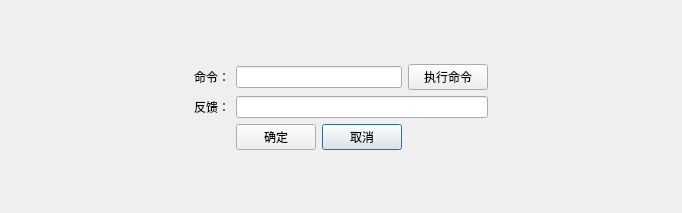
Above: RayimDR/UI/XRayCfgDialog.ui from wangyunfu1996/RayimDR before the change. Below: the same form after it.
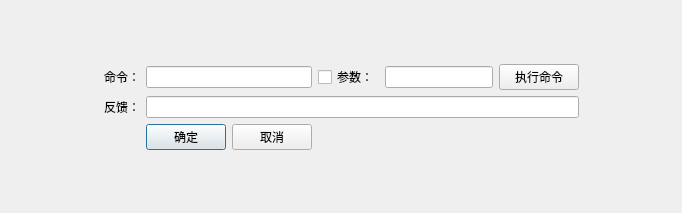
That is the form after the change. Custom widgets are drawn as their Qt base class.

Commit message: 射线源命令下发可传入参数；

```diff
--- a/RayimDR/UI/XRayCfgDialog.ui
+++ b/RayimDR/UI/XRayCfgDialog.ui
@@ -13,7 +13,27 @@
   <property name="windowTitle">
    <string>XRayCfgDialog</string>
   </property>
-  <layout class="QGridLayout" name="gridLayout" columnstretch="0,0,0,0,0,0">
+  <layout class="QGridLayout" name="gridLayout" columnstretch="0,0,0,0,0,0,0,0">
+   <item row="4" column="2">
+    <widget class="ElaPushButton" name="pushButton_confirm">
+     <property name="text">
+      <string>确定</string>
+     </property>
+    </widget>
+   </item>
+   <item row="1" column="0">
+    <spacer name="horizontalSpacer">
+     <property name="orientation">
+      <enum>Qt::Orientation::Horizontal</enum>
+     </property>
+     <property name="sizeHint" stdset="0">
+      <size>
+       <width>40</width>
+       <height>20</height>
+      </size>
+     </property>
+    </spacer>
+   </item>
    <item row="1" column="1">
     <widget class="ElaText" name="label">
      <property name="text">
@@ -21,30 +41,14 @@
      </property>
     </widget>
    </item>
-   <item row="1" column="2" colspan="2">
-    <widget class="ElaLineEdit" name="lineEdit_cmd"/>
-   </item>
-   <item row="3" column="3">
+   <item row="4" column="3">
     <widget class="ElaPushButton" name="pushButton_cancel">
      <property name="text">
       <string>取消</string>
      </property>
     </widget>
    </item>
-   <item row="1" column="0">
-    <spacer name="horizontalSpacer">
-     <property name="orientation">
-      <enum>Qt::Orientation::Horizontal</enum>
-     </property>
-     <property name="sizeHint" stdset="0">
-      <size>
-       <width>40</width>
-       <height>20</height>
-      </size>
-     </property>
-    </spacer>
-   </item>
-   <item row="4" column="1">
+   <item row="5" column="1">
     <spacer name="verticalSpacer_2">
      <property name="orientation">
       <enum>Qt::Orientation::Vertical</enum>
@@ -57,7 +61,21 @@
      </property>
     </spacer>
    </item>
-   <item row="1" column="5">
+   <item row="3" column="1">
+    <widget class="ElaText" name="label_cmdResult">
+     <property name="text">
+      <string>反馈：</string>
+     </property>
+    </widget>
+   </item>
+   <item row="1" column="6">
+    <widget class="ElaPushButton" name="pushButton_docmd">
+     <property name="text">
+      <string>执行命令</string>
+     </property>
+    </widget>
+   </item>
+   <item row="1" column="7">
     <spacer name="horizontalSpacer_2">
      <property name="orientation">
       <enum>Qt::Orientation::Horizontal</enum>
@@ -83,30 +101,22 @@
      </property>
     </spacer>
    </item>
-   <item row="3" column="2">
-    <widget class="ElaPushButton" name="pushButton_confirm">
-     <property name="text">
-      <string>确定</string>
-     </property>
-    </widget>
+   <item row="1" column="2" colspan="2">
+    <widget class="ElaLineEdit" name="lineEdit_cmd"/>
    </item>
-   <item row="1" column="4">
-    <widget class="ElaPushButton" name="pushButton_docmd">
-     <property name="text">
-      <string>执行命令</string>
-     </property>
-    </widget>
-   </item>
-   <item row="2" column="1">
-    <widget class="ElaText" name="label_cmdResult">
-     <property name="text">
-      <string>反馈：</string>
-     </property>
-    </widget>
-   </item>
-   <item row="2" column="2" colspan="3">
+   <item row="3" column="2" colspan="5">
     <widget class="ElaLineEdit" name="lineEdit_cmdResult"/>
    </item>
+   <item row="1" column="4">
+    <widget class="QCheckBox" name="checkBox_param">
+     <property name="text">
+      <string>参数：</string>
+     </property>
+    </widget>
+   </item>
+   <item row="1" column="5">
+    <widget class="QLineEdit" name="lineEdit_param"/>
+   </item>
   </layout>
  </widget>
  <layoutdefault spacing="6" margin="11"/>
```
The commit also changes 3 other files.
